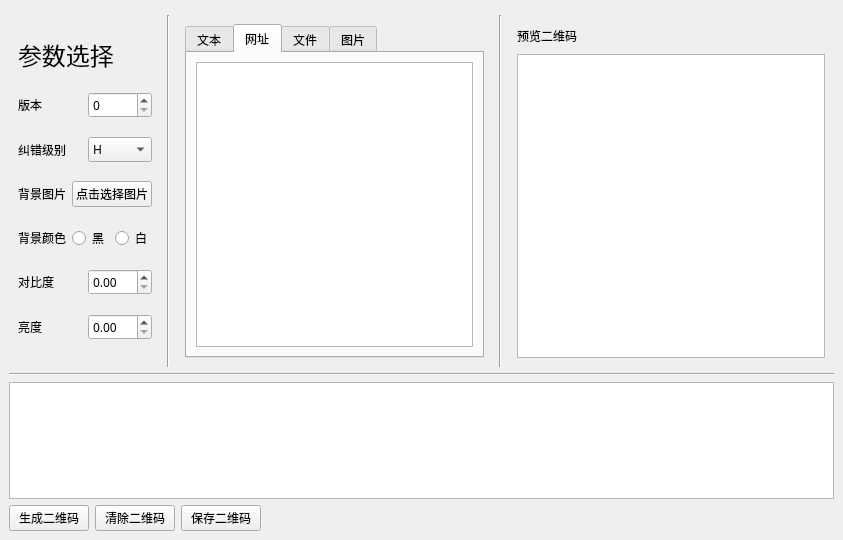
First picture: the form in main_window.ui, repository yoeelingBin/FantasticQR, before the edit.
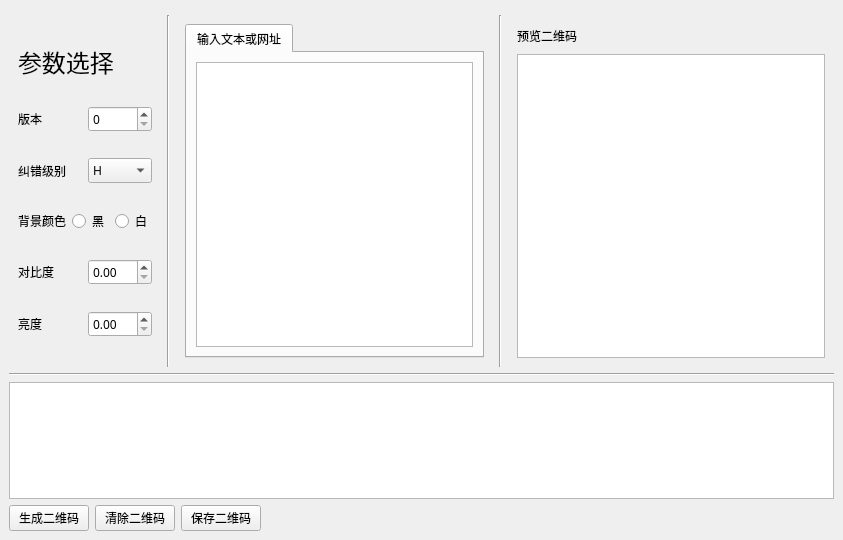
Second picture: the form after the edit. The open tabs and pages were chosen to show the change.

Patch:
```diff
--- a/main_window.ui
+++ b/main_window.ui
@@ -28,7 +28,7 @@
        <widget class="QWidget" name="select_wrapper" native="true">
         <layout class="QHBoxLayout" name="horizontalLayout_14">
          <item>
-          <layout class="QVBoxLayout" name="verticalLayout" stretch="1,2,2,2,2,2,2">
+          <layout class="QVBoxLayout" name="verticalLayout" stretch="1,2,2,2,2,2">
            <item>
             <widget class="QLabel" name="label">
              <property name="sizePolicy">
@@ -118,34 +118,6 @@
              </item>
             </layout>
            </item>
-           <item>
-            <layout class="QHBoxLayout" name="horizontalLayout_3">
-             <item>
-              <widget class="QLabel" name="label_4">
-               <property name="font">
-                <font>
-                 <family>苹方 中等</family>
-                </font>
-               </property>
-               <property name="text">
-                <string>背景图片</string>
-               </property>
-              </widget>
-             </item>
-             <item>
-              <widget class="QPushButton" name="pushButton_2">
-               <property name="font">
-                <font>
-                 <family>苹方 中等</family>
-                </font>
-               </property>
-               <property name="text">
-                <string>点击选择图片</string>
-               </property>
-              </widget>
-             </item>
-            </layout>
-           </item>
            <item>
             <layout class="QHBoxLayout" name="horizontalLayout_4">
              <item>
@@ -276,7 +248,7 @@
                  <string/>
                 </property>
                 <attribute name="title">
-                 <string>文本</string>
+                 <string>输入文本或网址</string>
                 </attribute>
                 <layout class="QGridLayout" name="gridLayout">
                  <item row="0" column="0">
@@ -284,26 +256,6 @@
                  </item>
                 </layout>
                </widget>
-               <widget class="QWidget" name="tab_website">
-                <attribute name="title">
-                 <string>网址</string>
-                </attribute>
-                <layout class="QGridLayout" name="gridLayout_3">
-                 <item row="0" column="0">
-                  <widget class="QTextEdit" name="webEdit"/>
-                 </item>
-                </layout>
-               </widget>
-               <widget class="QWidget" name="tab_file">
-                <attribute name="title">
-                 <string>文件</string>
-                </attribute>
-               </widget>
-               <widget class="QWidget" name="tab_img">
-                <attribute name="title">
-                 <string>图片</string>
-                </attribute>
-               </widget>
               </widget>
              </item>
             </layout>
```
